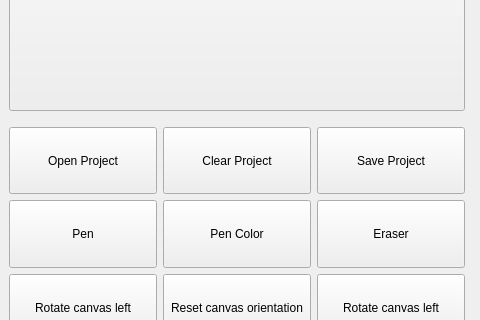
This is mainwindow.ui in sydneyB6577/SpriteEditor as Qt 5 draws it before an edit; both pictures show x 0 to 480 and y 185 to 505 of the 1195 by 750 pixel window. The edited form follows.
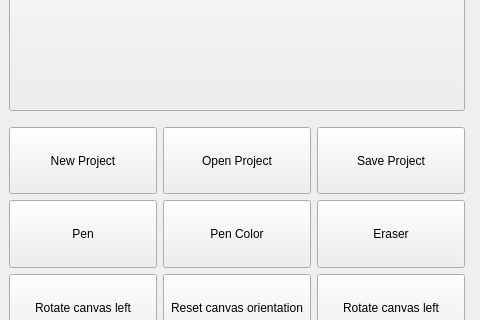
This is the edited form.

Commit message: Change clear project to open project

What changed in the file:
```diff
--- a/mainwindow.ui
+++ b/mainwindow.ui
@@ -142,7 +142,7 @@
            </widget>
           </item>
           <item row="0" column="0">
-           <widget class="QPushButton" name="openProject">
+           <widget class="QPushButton" name="newProject">
             <property name="sizePolicy">
              <sizepolicy hsizetype="Expanding" vsizetype="Expanding">
               <horstretch>0</horstretch>
@@ -150,7 +150,7 @@
              </sizepolicy>
             </property>
             <property name="text">
-             <string>Open Project</string>
+             <string>New Project</string>
             </property>
            </widget>
           </item>
@@ -181,7 +181,7 @@
            </widget>
           </item>
           <item row="0" column="1">
-           <widget class="QPushButton" name="clearProject">
+           <widget class="QPushButton" name="openProject">
             <property name="sizePolicy">
              <sizepolicy hsizetype="Expanding" vsizetype="Expanding">
               <horstretch>0</horstretch>
@@ -189,7 +189,7 @@
              </sizepolicy>
             </property>
             <property name="text">
-             <string>Clear Project</string>
+             <string>Open Project</string>
             </property>
            </widget>
           </item>
```
Left out of the diff: 6 changed lines with no effect on the pictures.
